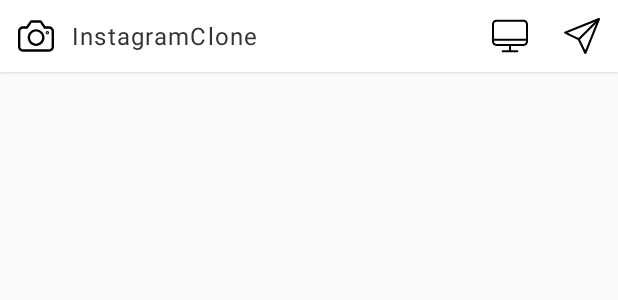
After one commit to fglshm/InstagramClone, an Android app: the layout fragment_timeline.xml on its own in the app's theme, with its tools: preview values and no code run, on a phone screen of 412 x 824 dp. The commit adds this screen. Shown: the top 300 px of the screen. Run offline under Robolectric (Android 15) with nearby library versions, the phone set to English and light mode, and no system bars.

```diff
--- /dev/null
+++ b/Android/app/src/main/res/drawable/bg_pressed.xml
@@ -0,0 +1,4 @@
+<?xml version="1.0" encoding="utf-8"?>
+<selector xmlns:android="http://schemas.android.com/apk/res/android">
+    <item android:drawable="@color/colorLightGray" android:state_pressed="true" />
+</selector>
--- /dev/null
+++ b/Android/app/src/main/res/drawable/ic_camera.xml
@@ -0,0 +1,7 @@
+<vector android:height="24dp" android:viewportHeight="515.667"
+    android:viewportWidth="515.667" android:width="24dp" xmlns:android="http://schemas.android.com/apk/res/android">
+    <path android:fillColor="#FF000000" android:pathData="M446.533,119.425l-54.117,-0.283l-51.85,-77.35c-3.117,-4.817 -8.5,-7.933 -14.167,-7.933H186.717c-5.667,0 -10.767,3.117 -13.883,7.65l-53.55,77.633l-50.15,0.283C31.167,119.425 0,150.592 0,188.558v223.55c0,37.967 31.167,69.7 69.133,69.7h377.4c37.967,0 69.133,-31.733 69.133,-69.7v-223.55C515.667,150.592 484.5,119.425 446.533,119.425zM481.667,412.108c0,19.267 -15.867,35.7 -35.133,35.7h-377.4c-19.267,0 -35.133,-16.433 -35.133,-35.7v-223.55c0,-19.267 15.867,-35.133 35.133,-35.133h59.217c5.667,0 10.767,-3.117 13.883,-7.65l53.55,-77.633h121.55l51.567,77.067c3.117,4.533 8.5,7.65 13.883,7.65l63.467,0.567c19.267,0 35.133,15.867 35.133,35.133v223.55H481.667z"/>
+    <path android:fillColor="#FF000000" android:pathData="M259.25,160.225c-66.583,0 -120.417,54.117 -120.417,120.417S192.95,401.058 259.25,401.058s120.417,-54.117 120.417,-120.417S325.55,160.225 259.25,160.225zM259.25,367.058c-47.6,0 -86.417,-38.817 -86.417,-86.417s38.817,-86.417 86.417,-86.417s86.417,38.817 86.417,86.417S306.85,367.058 259.25,367.058z"/>
+    <path android:fillColor="#FF000000" android:pathData="M420.467,210.092m-6.517,0a6.517,6.517 0,1 1,13.034 0a6.517,6.517 0,1 1,-13.034 0"/>
+    <path android:fillColor="#FF000000" android:pathData="M420.467,186.575c-13.033,0 -23.517,10.483 -23.517,23.517s10.483,23.517 23.517,23.517s23.517,-10.483 23.517,-23.517S433.5,186.575 420.467,186.575zM420.467,220.575c-5.95,0 -10.483,-4.817 -10.483,-10.483s4.817,-10.483 10.483,-10.483c5.667,0 10.483,4.817 10.483,10.483S426.417,220.575 420.467,220.575z"/>
+</vector>
--- /dev/null
+++ b/Android/app/src/main/res/drawable/ic_monitor.xml
@@ -0,0 +1,4 @@
+<vector android:height="24dp" android:viewportHeight="481.6"
+    android:viewportWidth="481.6" android:width="24dp" xmlns:android="http://schemas.android.com/apk/res/android">
+    <path android:fillColor="#FF000000" android:pathData="M422.2,24.5H59.4C26.7,24.5 0,51.1 0,83.9V314c0,32.7 26.6,59.4 59.4,59.4h167.9v56.7h-83.7c-7.5,0 -13.5,6 -13.5,13.5s6,13.5 13.5,13.5H338c7.5,0 13.5,-6 13.5,-13.5s-6,-13.5 -13.5,-13.5h-83.7v-56.7h167.9c32.7,0 59.4,-26.6 59.4,-59.4V83.9C481.6,51.1 455,24.5 422.2,24.5zM59.4,51.5h362.9c17.8,0 32.4,14.5 32.4,32.4v192.3H27V83.9C27,66 41.5,51.5 59.4,51.5zM422.2,346.4H59.4C41.6,346.4 27,331.9 27,314v-10.8h427.6V314C454.6,331.8 440.1,346.4 422.2,346.4z"/>
+</vector>
--- /dev/null
+++ b/Android/app/src/main/res/drawable/ic_send.xml
@@ -0,0 +1,4 @@
+<vector android:height="24dp" android:viewportHeight="512.001"
+    android:viewportWidth="512.001" android:width="24dp" xmlns:android="http://schemas.android.com/apk/res/android">
+    <path android:fillColor="#FF000000" android:pathData="M507.608,4.395c-4.243,-4.244 -10.609,-5.549 -16.177,-3.321L9.43,193.872c-5.515,2.206 -9.208,7.458 -9.42,13.395c-0.211,5.936 3.101,11.437 8.445,14.029l190.068,92.181l92.182,190.068c2.514,5.184 7.764,8.455 13.493,8.455c0.178,0 0.357,-0.003 0.536,-0.01c5.935,-0.211 11.189,-3.904 13.394,-9.419l192.8,-481.998C513.156,15.001 511.851,8.638 507.608,4.395zM52.094,209.118L434.72,56.069L206.691,284.096L52.094,209.118zM302.883,459.907l-74.979,-154.599l228.03,-228.027L302.883,459.907z"/>
+</vector>
--- a/Android/app/src/main/res/layout/activity_main.xml
+++ b/Android/app/src/main/res/layout/activity_main.xml
@@ -1,5 +1,5 @@
 <?xml version="1.0" encoding="utf-8"?>
-<androidx.viewpager.widget.ViewPager xmlns:android="http://schemas.android.com/apk/res/android"
+<com.fglshm.instagramclone.widget.CustomViewPager xmlns:android="http://schemas.android.com/apk/res/android"
     android:id="@+id/pager_activity_main"
     android:layout_width="match_parent"
     android:layout_height="match_parent"
--- /dev/null
+++ b/Android/app/src/main/res/layout/fragment_timeline.xml
@@ -0,0 +1,53 @@
+<?xml version="1.0" encoding="utf-8"?>
+<androidx.constraintlayout.widget.ConstraintLayout xmlns:android="http://schemas.android.com/apk/res/android"
+    xmlns:app="http://schemas.android.com/apk/res-auto"
+    android:layout_width="match_parent"
+    android:layout_height="match_parent">
+
+    <androidx.appcompat.widget.Toolbar
+        android:id="@+id/toolbar_fragment_timeline"
+        android:layout_width="0dp"
+        android:layout_height="48dp"
+        android:background="@color/colorWhite"
+        android:elevation="2dp"
+        app:contentInsetEnd="0dp"
+        app:contentInsetStart="0dp"
+        app:layout_constraintEnd_toEndOf="parent"
+        app:layout_constraintStart_toStartOf="parent"
+        app:layout_constraintTop_toTopOf="parent">
+
+        <ImageButton
+            android:layout_width="wrap_content"
+            android:layout_height="wrap_content"
+            android:background="@drawable/bg_pressed"
+            android:padding="12dp"
+            android:src="@drawable/ic_camera" />
+
+        <TextView
+            android:layout_width="wrap_content"
+            android:layout_height="wrap_content"
+            android:letterSpacing="0.05"
+            android:text="InstagramClone"
+            android:textColor="@color/colorBlack"
+            android:textSize="16sp" />
+
+        <ImageButton
+            android:layout_width="wrap_content"
+            android:layout_height="wrap_content"
+            android:layout_gravity="end"
+            android:background="@drawable/bg_pressed"
+            android:padding="12dp"
+            android:src="@drawable/ic_send" />
+
+        <ImageButton
+            android:layout_width="wrap_content"
+            android:layout_height="wrap_content"
+            android:layout_gravity="end"
+            android:background="@drawable/bg_pressed"
+            android:padding="12dp"
+            android:src="@drawable/ic_monitor" />
+
+
+    </androidx.appcompat.widget.Toolbar>
+
+</androidx.constraintlayout.widget.ConstraintLayout>
--- a/Android/app/src/main/res/values/colors.xml
+++ b/Android/app/src/main/res/values/colors.xml
@@ -5,4 +5,5 @@
     <color name="colorAccent">#D81B60</color>
     <color name="colorBlack">#333333</color>
     <color name="colorLightGray">#F3F3F3</color>
+    <color name="colorWhite">#ffffff</color>
 </resources>
```
Also changed, not shown: Android/app/src/main/java/com/fglshm/instagramclone/home/HomeFragment.kt (+25 -5 lines), Android/app/src/main/java/com/fglshm/instagramclone/main/MainActivity.kt (+5 -2 lines), Android/app/src/main/java/com/fglshm/instagramclone/main/MainContract.kt (added, +9 -0 lines), Android/app/src/main/java/com/fglshm/instagramclone/timeline/TimelineFragment.kt (added, +10 -0 lines), Android/app/src/main/java/com/fglshm/instagramclone/widget/CustomViewPager.kt (added, +28 -0 lines), Android/app/src/main/res/layout/fragment_home.xml (+10 -1 lines).
